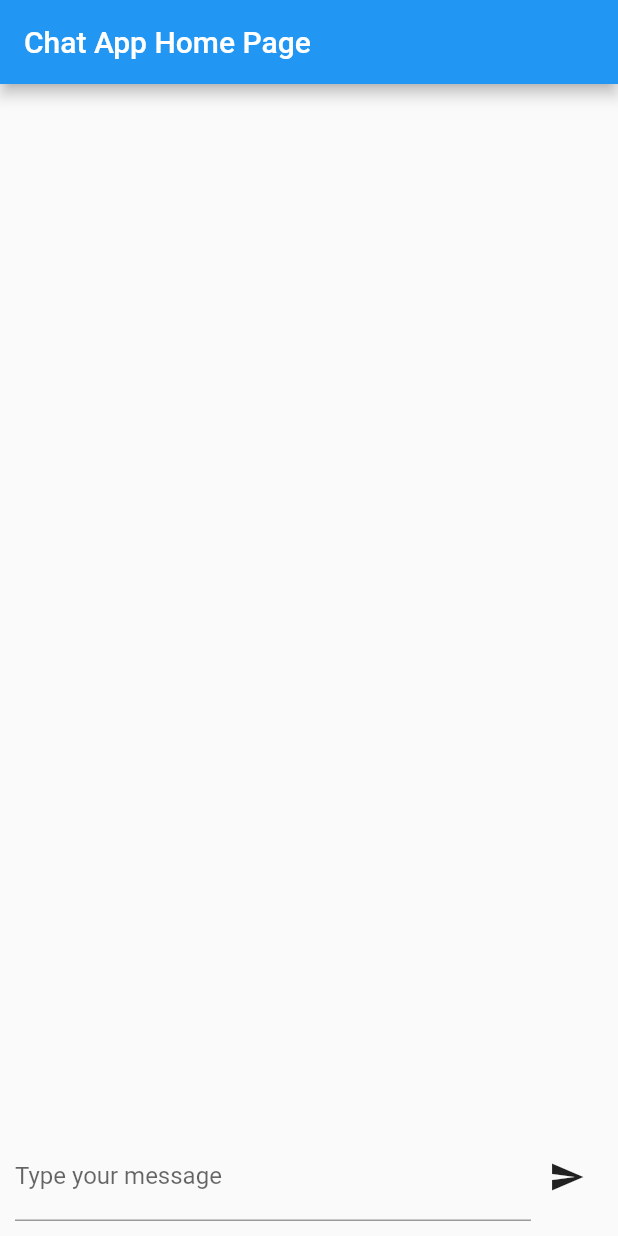
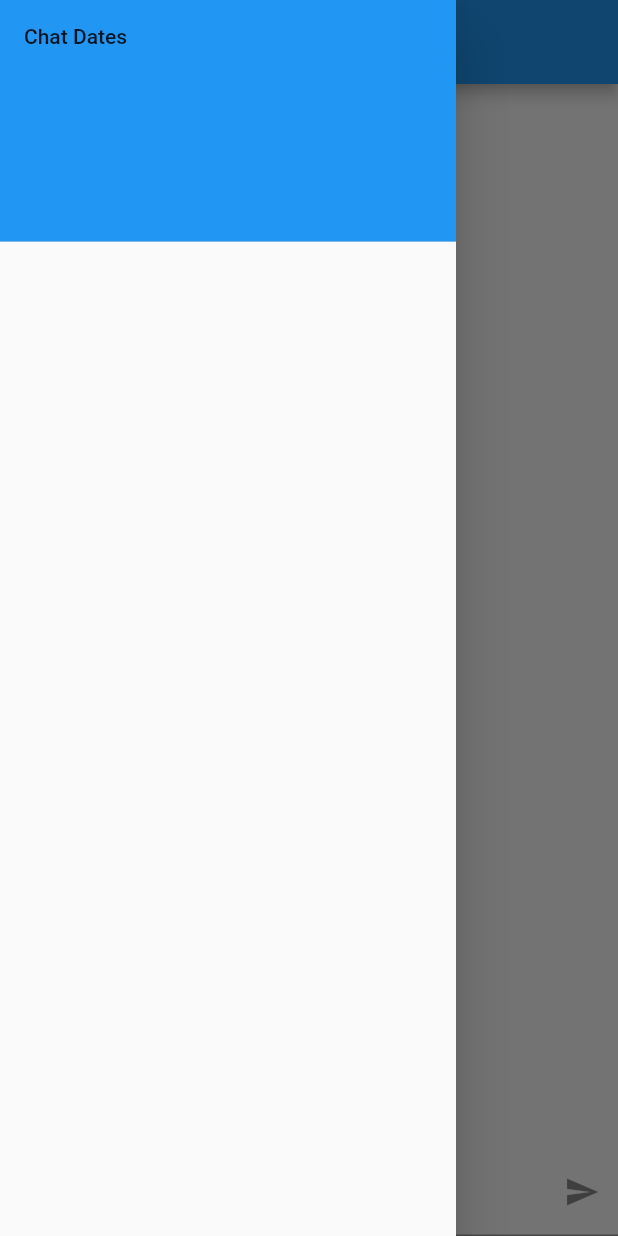
Before and after one commit to AlonKendler/chatApp-flutter, a Flutter app: the screen it shows after launch, with the side drawer open (before the commit the screen has no drawer), on a phone screen of 412 x 824 dp. Run offline on Flutter 3.47's test engine with Material 2 defaults, Android fonts, the phone set to English and light mode, and no system bars; our stand-ins replace cloud_firestore, firebase_core; accounts and stored records are empty.

Commit message:
:fire: firebase with some version limitations

```diff
--- /dev/null
+++ b/lib/chat.screen.dart
@@ -0,0 +1,70 @@
+import 'package:flutter/material.dart';
+import 'package:cloud_firestore/cloud_firestore.dart';
+
+class ChatScreen extends StatefulWidget {
+  const ChatScreen({super.key});
+
+  @override
+  _ChatScreenState createState() => _ChatScreenState();
+}
+
+class _ChatScreenState extends State<ChatScreen> {
+  final _messageController = TextEditingController();
+
+  CollectionReference messages =
+      FirebaseFirestore.instance.collection('messages');
+
+  Future<void> _sendMessage() async {
+    await messages.add({
+      'message': _messageController.text,
+      'timestamp': Timestamp.fromDate(DateTime.now()),
+    });
+    _messageController.clear();
+  }
+
+  @override
+  Widget build(BuildContext context) {
+    return Column(
+      children: <Widget>[
+        Expanded(
+          child: StreamBuilder<QuerySnapshot>(
+            stream: messages.orderBy('timestamp', descending: true).snapshots(),
+            builder:
+                (BuildContext context, AsyncSnapshot<QuerySnapshot> snapshot) {
+              if (snapshot.hasError) {
+                return const Text('Something went wrong');
+              }
+
+              if (snapshot.connectionState == ConnectionState.waiting) {
+                return const Text("Loading");
+              }
+
+              return ListView(
+                reverse: true,
+                children: snapshot.data!.docs.map((DocumentSnapshot document) {
+                  Map<String, dynamic> data =
+                      document.data() as Map<String, dynamic>;
+                  return ListTile(
+                    title: Text(data['message']),
+                    subtitle: Text(
+                        (data['timestamp'] as Timestamp).toDate().toString()),
+                  );
+                }).toList(),
+              );
+            },
+          ),
+        ),
+        TextField(
+          controller: _messageController,
+          decoration: InputDecoration(
+            labelText: "Type a message",
+            suffixIcon: IconButton(
+              icon: const Icon(Icons.send),
+              onPressed: _sendMessage,
+            ),
+          ),
+        ),
+      ],
+    );
+  }
+}
--- /dev/null
+++ b/lib/drawer.dart
@@ -0,0 +1,49 @@
+import 'package:flutter/material.dart';
+import 'package:cloud_firestore/cloud_firestore.dart';
+
+class AppDrawer extends StatelessWidget {
+  const AppDrawer({super.key});
+
+  @override
+  Widget build(BuildContext context) {
+    CollectionReference dates = FirebaseFirestore.instance.collection('dates');
+
+    return Drawer(
+      child: ListView(
+        padding: EdgeInsets.zero,
+        children: <Widget>[
+          const DrawerHeader(
+            decoration: BoxDecoration(
+              color: Colors.blue,
+            ),
+            child: Text('Chat Dates'),
+          ),
+          StreamBuilder<QuerySnapshot>(
+            stream: dates.orderBy('date', descending: true).snapshots(),
+            builder:
+                (BuildContext context, AsyncSnapshot<QuerySnapshot> snapshot) {
+              if (snapshot.hasError) {
+                return const Text('Something went wrong');
+              }
+
+              if (snapshot.connectionState == ConnectionState.waiting) {
+                return const Text("Loading");
+              }
+
+              return Column(
+                children: snapshot.data!.docs.map((DocumentSnapshot document) {
+                  Map<String, dynamic> data =
+                      document.data() as Map<String, dynamic>;
+                  return ListTile(
+                    title:
+                        Text((data['date'] as Timestamp).toDate().toString()),
+                  );
+                }).toList(),
+              );
+            },
+          ),
+        ],
+      ),
+    );
+  }
+}
--- a/lib/main.dart
+++ b/lib/main.dart
@@ -1,13 +1,16 @@
+import 'package:firebase_core/firebase_core.dart';
 import 'package:flutter/material.dart';
-import 'package:shared_preferences/shared_preferences.dart';
-import 'dart:math';
+import 'chat.screen.dart';
+import 'drawer.dart';
 
-void main() {
-  runApp(const MyApp());
+void main() async {
+  WidgetsFlutterBinding.ensureInitialized();
+  await Firebase.initializeApp();
+  runApp(MyApp());
 }
 
 class MyApp extends StatelessWidget {
-  const MyApp({Key? key}) : super(key: key);
+  const MyApp({super.key});
 
   @override
   Widget build(BuildContext context) {
@@ -16,94 +19,12 @@ class MyApp extends StatelessWidget {
       theme: ThemeData(
         primarySwatch: Colors.blue,
       ),
-      home: const MyHomePage(title: 'Chat App Home Page'),
-    );
-  }
-}
-
-class MyHomePage extends StatefulWidget {
-  const MyHomePage({Key? key, required this.title}) : super(key: key);
-  final String title;
-
-  @override
-  State<MyHomePage> createState() => _MyHomePageState();
-}
-
-class _MyHomePageState extends State<MyHomePage> {
-  final _controller = TextEditingController();
-  final List<Map<String, dynamic>> _messages = [];
-  String _userName = 'Loading...';
-
-  @override
-  void initState() {
-    super.initState();
-    _loadUserName();
-  }
-
-  _loadUserName() async {
-    SharedPreferences prefs = await SharedPreferences.getInstance();
-    setState(() {
-      _userName =
-          prefs.getString('userName') ?? 'user:${Random().nextInt(1000000)}';
-    });
-    prefs.setString('userName', _userName);
-  }
-
-  void _sendMessage() {
-    String messageText = _controller.text;
-
-    Map<String, dynamic> message = {
-      'senderName': _userName,
-      'message': messageText,
-      'timestamp': DateTime.now().toIso8601String(),
-    };
-
-    setState(() {
-      _messages.add(message);
-    });
-
-    _controller.clear();
-  }
-
-  @override
-  Widget build(BuildContext context) {
-    return Scaffold(
-      appBar: AppBar(
-        title: Text(widget.title),
-      ),
-      body: Column(
-        children: [
-          Expanded(
-            child: ListView.builder(
-              itemCount: _messages.length,
-              itemBuilder: (BuildContext context, int index) {
-                return ListTile(
-                  title: Text(_messages[index]['senderName']),
-                  subtitle: Text(_messages[index]['message']),
-                );
-              },
-            ),
-          ),
-          Container(
-            margin: const EdgeInsets.all(10.0),
-            child: Row(
-              children: [
-                Expanded(
-                  child: TextField(
-                    controller: _controller,
-                    decoration: const InputDecoration(
-                      labelText: 'Type your message',
-                    ),
-                  ),
-                ),
-                IconButton(
-                  icon: const Icon(Icons.send),
-                  onPressed: _userName == 'Loading...' ? null : _sendMessage,
-                ),
-              ],
-            ),
-          ),
-        ],
+      home: Scaffold(
+        appBar: AppBar(
+          title: const Text('Chat App'),
+        ),
+        body: const ChatScreen(),
+        drawer: const AppDrawer(),
       ),
     );
   }
--- a/pubspec.yaml
+++ b/pubspec.yaml
@@ -32,6 +32,9 @@ dependencies:
     sdk: flutter
 
   shared_preferences: ^2.0.13
+
+  firebase_core: ^2.14.0
+  cloud_firestore: ^4.8.1
 
   # The following adds the Cupertino Icons font to your application.
   # Use with the CupertinoIcons class for iOS style icons.
```
Also changed, not shown: lib/firebase_options.dart (added), pubspec.lock, 9 other files.
